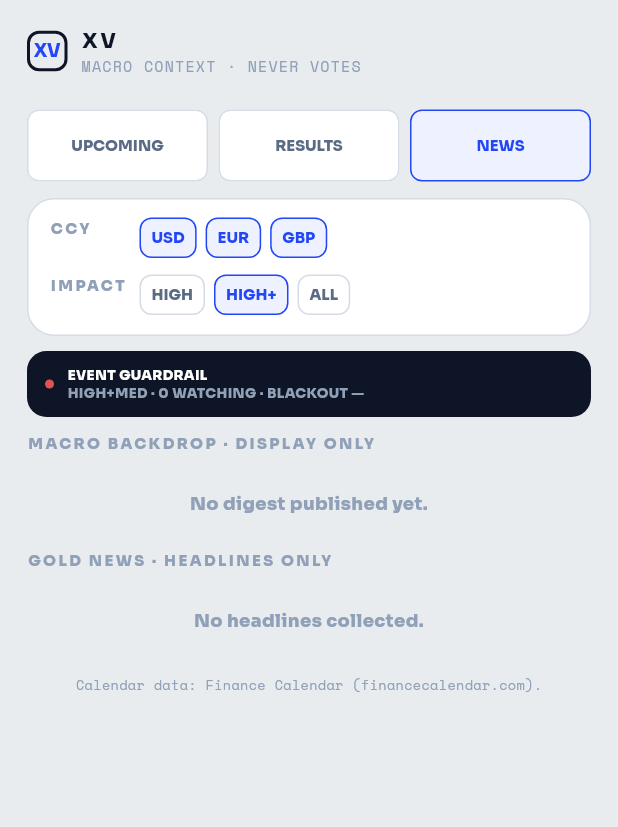
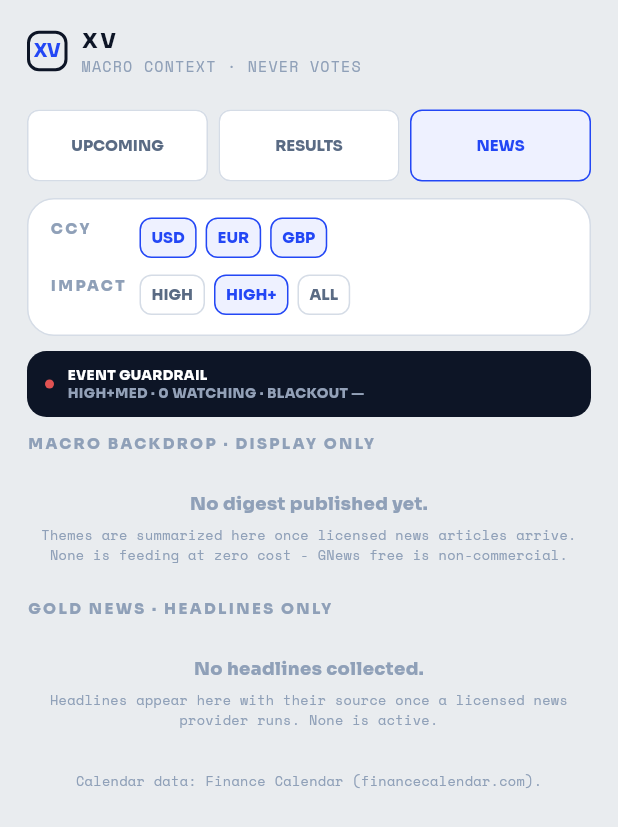
Before and after one commit to amworx/xau-vote, a Flutter app: the EventsScreen widget shown alone on an empty page, opened directly, after a tap on "RESULTS", after a tap on "NEWS", on a phone screen of 412 x 824 dp. Shown: the top 827 px of the screen. Run offline on Flutter 3.47's test engine with Material 3 defaults, Android fonts, the phone set to English and light mode, and no system bars; our stand-ins replace firebase_messaging, shared_preferences, skeletonizer, supabase_flutter; accounts and stored records are empty; network calls fail.

Commit message:
fix(news): retire ManualNews seeder, explain empty states, widen calendar window
news-collect wrote invented Manual Desk headlines every 30 min and the digest
turned them into on-screen macro themes. Seeder unreachable in production now;
seed rows and poisoned digests deleted; news crons disabled; digest filters
example.com defensively. Results/themes/headlines empty states name their
cause; theme rows show evidence counts. Calendar window 8d -> 14d forward.

```diff
--- a/src/app/lib/screens/events_screen.dart
+++ b/src/app/lib/screens/events_screen.dart
@@ -437,7 +437,17 @@ class _EventsScreenState extends State<EventsScreen> {
   /// Past events: actual vs forecast with the surprise flag (addendum §3.3).
   Widget _resultsPane() {
     final events = _resultEvents;
-    if (events.isEmpty) return const _SilenceNote('No results yet.');
+    // The provider publishes no actuals in this feed (verified: week-old
+    // releases still carry actual:null), so there is nothing to score. Say
+    // that instead of a bare "nothing here", which reads as broken rather
+    // than as a known upstream gap.
+    if (events.isEmpty) {
+      return const _SilenceNote(
+        'No results yet.',
+        detail: 'Released events in this feed carry no actuals, '
+            'so there is nothing to score against forecast.',
+      );
+    }
     return Column(
       children: [
         for (final event in events) ...[
@@ -522,7 +532,12 @@ class _EventsScreenState extends State<EventsScreen> {
         ),
         const SizedBox(height: 9),
         if (themes.isEmpty)
-          const _SilenceNote('No digest published yet.')
+          const _SilenceNote(
+            'No digest published yet.',
+            detail: 'Themes are summarized here once licensed news articles '
+                'arrive. None is feeding at zero cost - GNews free is '
+                'non-commercial.',
+          )
         else
           for (final theme in themes) ...[
             HarborCard(
@@ -531,13 +546,33 @@ class _EventsScreenState extends State<EventsScreen> {
               child: Row(
                 children: [
                   Expanded(
-                    child: Text(
+                    child: Column(
+                      crossAxisAlignment: CrossAxisAlignment.start,
+                      mainAxisSize: MainAxisSize.min,
+                      children: [
+                        Text(
                           theme.theme,
                           style: const TextStyle(
                             fontFamily: 'Sora',
                             fontSize: 13,
                             fontWeight: FontWeight.w600,
                           ),
+                        ),
+                        const SizedBox(height: 3),
+                        // What the theme stands on. A pressure label without a
+                        // source count reads as a verdict; the count shows it
+                        // is a summary of N articles, nothing more.
+                        Text(
+                          theme.evidenceCount == 1
+                              ? '1 linked article'
+                              : '${theme.evidenceCount} linked articles',
+                          style: const TextStyle(
+                            fontFamily: 'Space Mono',
+                            fontSize: 9,
+                            color: harborFaint,
+                          ),
+                        ),
+                      ],
                     ),
                   ),
                   PressurePill(pressure: theme.pressure),
@@ -553,7 +588,11 @@ class _EventsScreenState extends State<EventsScreen> {
         ),
         const SizedBox(height: 9),
         if (headlines.isEmpty)
-          const _SilenceNote('No headlines collected.')
+          const _SilenceNote(
+            'No headlines collected.',
+            detail: 'Headlines appear here with their source once a licensed '
+                'news provider runs. None is active.',
+          )
         else
           for (final headline in headlines) ...[
             _NewsCard(item: headline),
@@ -970,19 +1009,42 @@ class _NewsCard extends StatelessWidget {
 /// Empty state for a filtered or not-yet-published slice. Silence, not a
 /// signal — an empty calendar must never read as an instruction (rule 9).
 class _SilenceNote extends StatelessWidget {
-  const _SilenceNote(this.message);
+  const _SilenceNote(this.message, {this.detail});
 
   final String message;
 
+  /// Second line saying WHY there is nothing, so an empty tab reads as an
+  /// explained state rather than a broken widget. Null when the message alone
+  /// is self-explanatory.
+  final String? detail;
+
   @override
   Widget build(BuildContext context) {
+    final detail = this.detail;
     return Padding(
       padding: const EdgeInsets.symmetric(horizontal: 18, vertical: 16),
-      child: Text(
+      child: Column(
+        children: [
+          Text(
             message,
             textAlign: TextAlign.center,
             style: const TextStyle(fontFamily: 'Sora', fontSize: 12, color: harborFaint),
           ),
+          if (detail != null) ...[
+            const SizedBox(height: 6),
+            Text(
+              detail,
+              textAlign: TextAlign.center,
+              style: const TextStyle(
+                fontFamily: 'Space Mono',
+                fontSize: 9,
+                height: 1.5,
+                color: harborFaint,
+              ),
+            ),
+          ],
+        ],
+      ),
     );
   }
 }
```
Also changed, not shown: 5 other files. Lines whose indentation alone changed are shown as unchanged.
